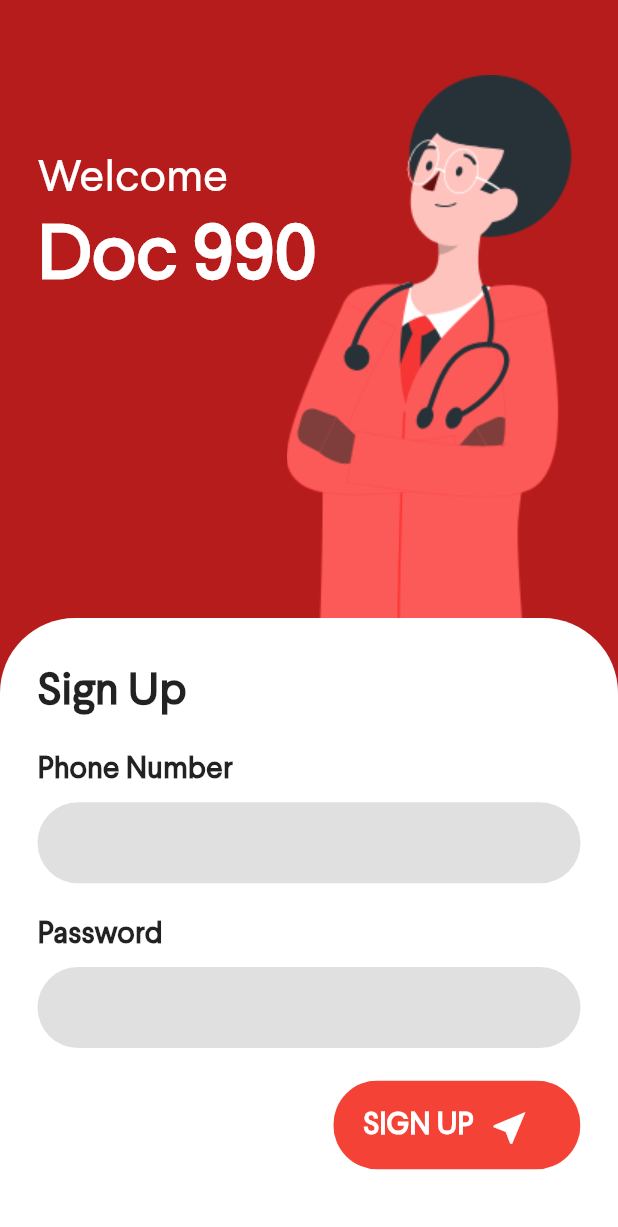
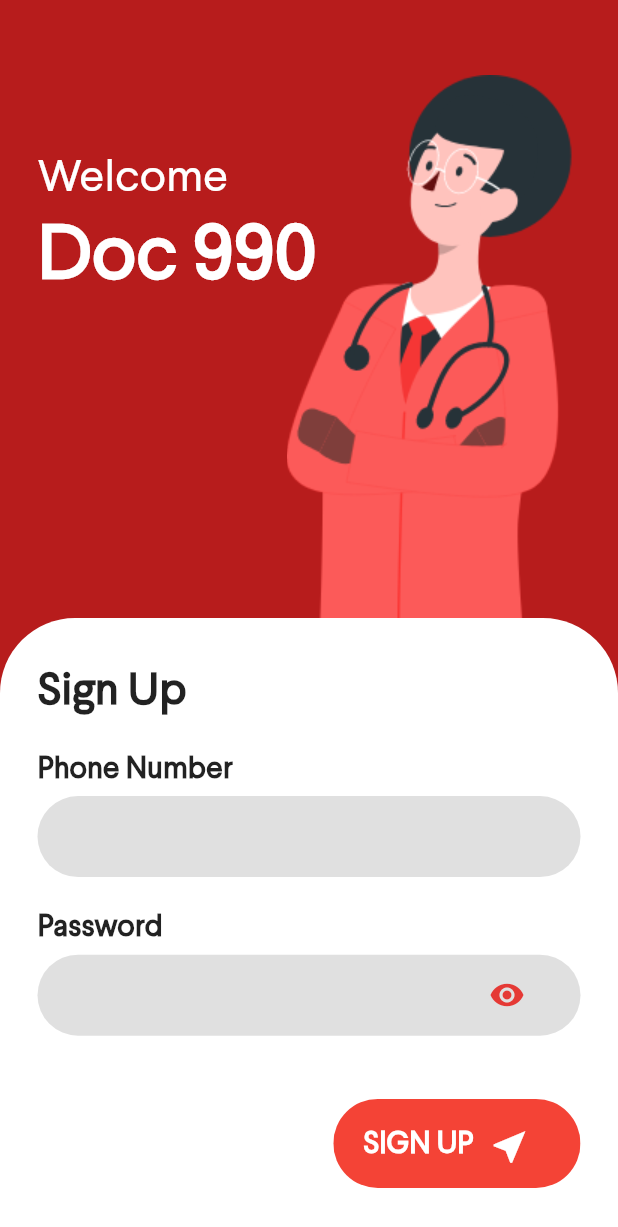
Before and after one commit to rusiruavb/dialog-doc990-mobile, a Flutter app: the screen it shows after launch, on a phone screen of 412 x 824 dp. Shown: the top 1227 px of the screen. Run offline on Flutter 3.47's test engine with Material 2 defaults, Android fonts, the phone set to English and light mode, and no system bars.

Commit message:
Make rounded input field to advanced text form field

```diff
--- a/lib/components/rounded_input_field.dart
+++ b/lib/components/rounded_input_field.dart
@@ -1,22 +1,94 @@
 import 'package:flutter/material.dart';
 
-class RoundedTextFeild extends StatelessWidget {
+class RoundedTextFeild extends StatefulWidget {
   final ValueChanged<String> onChange;
   final bool isPassword;
+  final String text;
   final bool isNumber;
-  const RoundedTextFeild(
-      {Key key, this.onChange, this.isPassword, this.isNumber})
-      : super(key: key);
+  final bool isPhoneNumber;
+  const RoundedTextFeild({
+    Key key,
+    this.onChange,
+    this.isPassword,
+    this.isNumber,
+    this.text,
+    this.isPhoneNumber = false,
+  }) : super(key: key);
+  @override
+  _RoundedTextFeildState createState() => _RoundedTextFeildState(
+        isNumber: isNumber,
+        isPassword: isPassword,
+        isPhoneNumber: isPhoneNumber,
+        onChange: onChange,
+        text: text,
+      );
+}
 
+class _RoundedTextFeildState extends State<RoundedTextFeild> {
+  final ValueChanged<String> onChange;
+  final bool isPassword;
+  final String text;
+  final bool isNumber;
+  final bool isPhoneNumber;
+  bool _isObscure = true;
+  _RoundedTextFeildState({
+    Key key,
+    this.onChange,
+    this.isPassword,
+    this.isNumber,
+    this.text,
+    this.isPhoneNumber = false,
+  });
   @override
   Widget build(BuildContext context) {
-    return TextFieldContainer(
-      child: TextField(
-        obscureText: isPassword,
-        keyboardType: isNumber ? TextInputType.number : TextInputType.text,
-        style: TextStyle(fontFamily: 'Larsseit', fontSize: 20),
-        onChanged: onChange,
-        decoration: InputDecoration(border: InputBorder.none),
+    final size = MediaQuery.of(context).size;
+    return Container(
+      child: Column(
+        crossAxisAlignment: CrossAxisAlignment.start,
+        children: [
+          Text(
+            text,
+            style: TextStyle(
+              fontFamily: 'Larsseit',
+              fontSize: 20,
+              fontWeight: FontWeight.bold,
+            ),
+            textAlign: TextAlign.left,
+          ),
+          SizedBox(
+            height: size.height * 0.005,
+          ),
+          TextFieldContainer(
+            child: TextField(
+              obscureText: isPassword ? _isObscure : false,
+              maxLength: isPhoneNumber ? 10 : 200,
+              keyboardType:
+                  isNumber ? TextInputType.number : TextInputType.text,
+              style: TextStyle(fontFamily: 'Larsseit', fontSize: 20),
+              onChanged: onChange,
+              decoration: InputDecoration(
+                border: InputBorder.none,
+                counterText: '',
+                suffixIcon: isPassword
+                    ? IconButton(
+                        icon: Icon(
+                          _isObscure ? Icons.visibility : Icons.visibility_off,
+                          color: Colors.red[600],
+                        ),
+                        onPressed: () {
+                          setState(() {
+                            _isObscure = !_isObscure;
+                          });
+                        },
+                      )
+                    : null,
+              ),
+            ),
+          ),
+          SizedBox(
+            height: size.height * 0.025,
+          ),
+        ],
       ),
     );
   }
--- a/lib/screens/login/login_form.dart
+++ b/lib/screens/login/login_form.dart
@@ -2,7 +2,19 @@ import 'package:dialog_doc990_mobile/components/rounded_button.dart';
 import 'package:dialog_doc990_mobile/components/rounded_input_field.dart';
 import 'package:flutter/material.dart';
 
-class LoginForm extends StatelessWidget {
+class LoginForm extends StatefulWidget {
+  @override
+  _LoginFormState createState() => _LoginFormState();
+}
+
+class _LoginFormState extends State<LoginForm> {
+  String phoneNumber;
+  String password;
+  _LoginFormState({
+    this.phoneNumber,
+    this.password,
+  });
+
   @override
   Widget build(BuildContext context) {
     final size = MediaQuery.of(context).size;
@@ -31,40 +43,23 @@ class LoginForm extends StatelessWidget {
             SizedBox(
               height: size.height * 0.025,
             ),
-            Text(
-              'Phone Number',
-              style: TextStyle(
-                fontFamily: 'Larsseit',
-                fontSize: 20,
-                fontWeight: FontWeight.bold,
-              ),
-              textAlign: TextAlign.left,
-            ),
-            SizedBox(
-              height: size.height * 0.010,
-            ),
             RoundedTextFeild(
               isPassword: false,
               isNumber: true,
-            ),
-            SizedBox(
-              height: size.height * 0.025,
-            ),
-            Text(
-              'Password',
-              style: TextStyle(
-                fontFamily: 'Larsseit',
-                fontSize: 20,
-                fontWeight: FontWeight.bold,
-              ),
-              textAlign: TextAlign.left,
-            ),
-            SizedBox(
-              height: size.height * 0.010,
+              isPhoneNumber: true,
+              text: 'Phone Number',
+              onChange: (text) {
+                phoneNumber = text;
+              },
             ),
             RoundedTextFeild(
               isPassword: true,
               isNumber: false,
+              isPhoneNumber: false,
+              text: 'Password',
+              onChange: (text) {
+                password = text;
+              },
             ),
             SizedBox(
               height: size.height * 0.025,
@@ -74,7 +69,7 @@ class LoginForm extends StatelessWidget {
               child: RoundedButton(
                 text: 'SIGN UP',
                 action: () {
-                  print('Sign Up clicked');
+                  print('Sign Up clicked' + phoneNumber + ' ' + password);
                 },
               ),
             )
```
